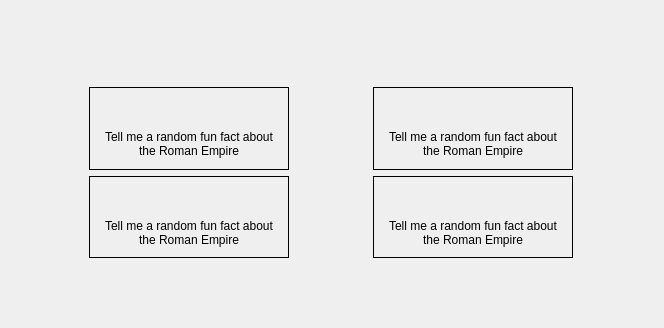
Old version of the form forms/welcomepage.ui in the repository farleyrunkel/qollama.
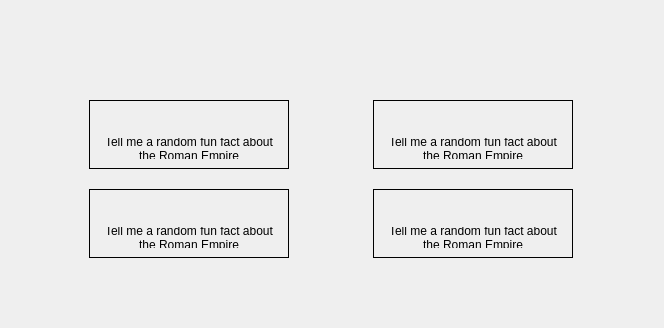
New version of the form. Icons and pictures are not drawn.

Diff of the .ui file:
```diff
--- a/forms/welcomepage.ui
+++ b/forms/welcomepage.ui
@@ -20,6 +20,9 @@
    <property name="bottomMargin">
     <number>70</number>
    </property>
+   <property name="verticalSpacing">
+    <number>20</number>
+   </property>
    <item row="0" column="0" colspan="2">
     <widget class="QLabel" name="welcomeLogo">
      <property name="sizePolicy">
```
